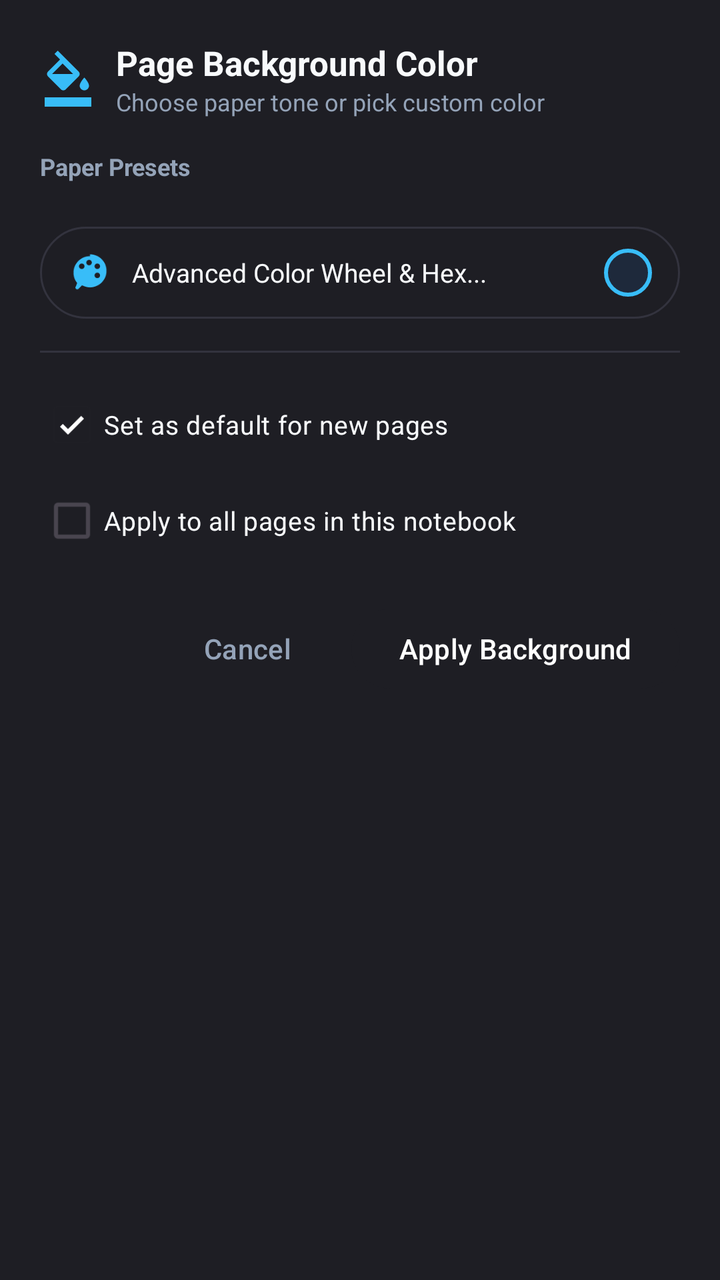
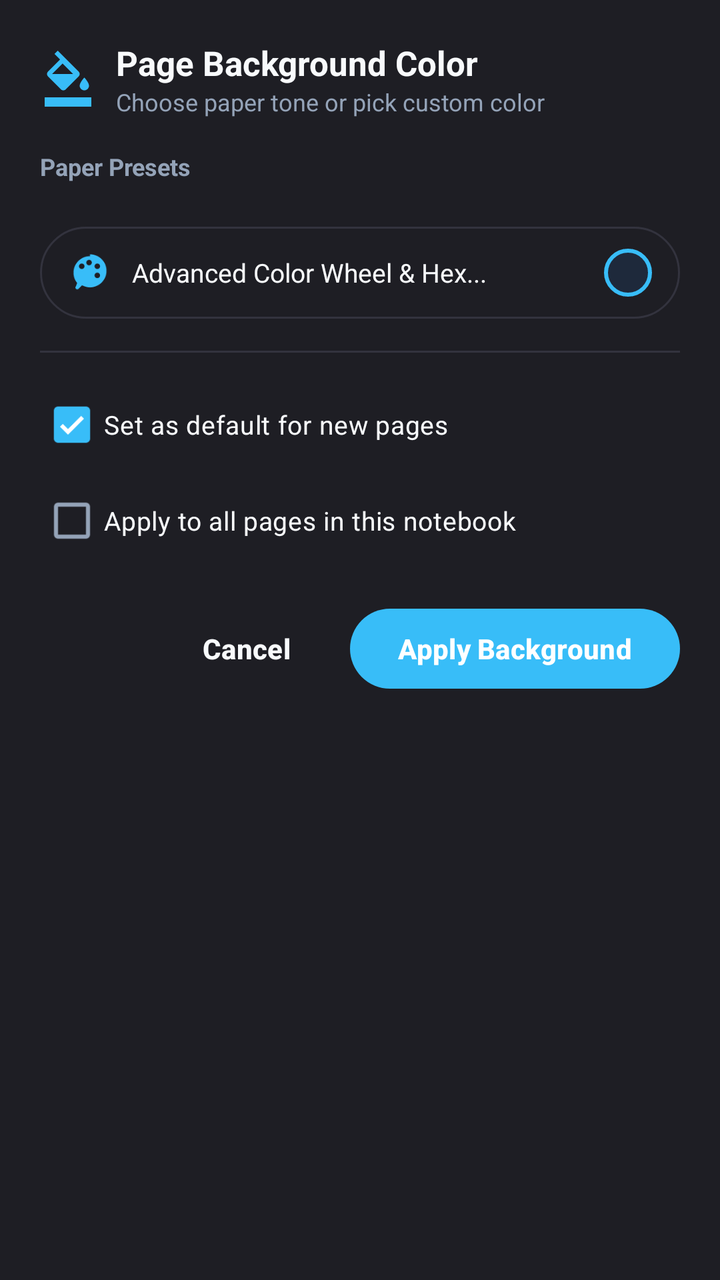

An Android layout rendered at two revisions. The XML below is the earlier revision; the diff shows what the commit changed to produce the second picture.
<!-- AndroidManifest.xml: application theme Theme.OpenNotes -->
<!-- res/layout/dialog_page_color_selector.xml -->
<?xml version="1.0" encoding="utf-8"?>
<LinearLayout xmlns:android="http://schemas.android.com/apk/res/android"
    xmlns:app="http://schemas.android.com/apk/res-auto"
    android:layout_width="match_parent"
    android:layout_height="wrap_content"
    android:background="@color/surface"
    android:orientation="vertical"
    android:padding="20dp">

    
    <LinearLayout
        android:layout_width="match_parent"
        android:layout_height="wrap_content"
        android:gravity="center_vertical"
        android:orientation="horizontal"
        android:layout_marginBottom="16dp">

        <ImageView
            android:layout_width="28dp"
            android:layout_height="28dp"
            android:src="@drawable/ic_page_color"
            app:tint="@color/accent"
            android:layout_marginEnd="10dp" />

        <LinearLayout
            android:layout_width="0dp"
            android:layout_height="wrap_content"
            android:layout_weight="1"
            android:orientation="vertical">

            <TextView
                android:layout_width="wrap_content"
                android:layout_height="wrap_content"
                android:text="Page Background Color"
                android:textColor="@color/text_primary"
                android:textSize="17sp"
                android:textStyle="bold" />

            <TextView
                android:layout_width="wrap_content"
                android:layout_height="wrap_content"
                android:text="Choose paper tone or pick custom color"
                android:textColor="@color/text_secondary"
                android:textSize="12sp" />
        </LinearLayout>
    </LinearLayout>

    
    <TextView
        android:layout_width="wrap_content"
        android:layout_height="wrap_content"
        android:text="Paper Presets"
        android:textColor="@color/text_secondary"
        android:textSize="12sp"
        android:textStyle="bold"
        android:layout_marginBottom="8dp" />

    <HorizontalScrollView
        android:layout_width="match_parent"
        android:layout_height="wrap_content"
        android:scrollbars="none"
        android:layout_marginBottom="14dp">

        <LinearLayout
            android:id="@+id/layoutColorPresets"
            android:layout_width="wrap_content"
            android:layout_height="wrap_content"
            android:orientation="horizontal"
            android:gravity="center_vertical">
            
        </LinearLayout>
    </HorizontalScrollView>

    
    <LinearLayout
        android:id="@+id/btnOpenCustomColorPicker"
        android:layout_width="match_parent"
        android:layout_height="46dp"
        android:orientation="horizontal"
        android:gravity="center_vertical"
        android:paddingHorizontal="14dp"
        android:background="@drawable/bg_floating_pill"
        android:layout_marginBottom="16dp"
        android:clickable="true"
        android:focusable="true">

        <ImageView
            android:layout_width="22dp"
            android:layout_height="22dp"
            android:src="@drawable/ic_palette"
            app:tint="@color/accent" />

        <TextView
            android:layout_width="0dp"
            android:layout_height="wrap_content"
            android:layout_weight="1"
            android:layout_marginStart="10dp"
            android:text="Advanced Color Wheel &amp; Hex..."
            android:textColor="@color/text_primary"
            android:textSize="13sp" />

        <View
            android:id="@+id/previewSelectedBgColor"
            android:layout_width="24dp"
            android:layout_height="24dp"
            android:background="@drawable/bg_tool_button_active" />
    </LinearLayout>

    <View
        android:layout_width="match_parent"
        android:layout_height="1dp"
        android:background="@color/divider"
        android:layout_marginBottom="12dp" />

    
    <com.google.android.material.checkbox.MaterialCheckBox
        android:id="@+id/checkSetAsNotebookDefault"
        android:layout_width="match_parent"
        android:layout_height="wrap_content"
        android:text="Set as default for new pages"
        android:textColor="@color/text_primary"
        android:textSize="13sp"
        android:checked="true" />

    
    <com.google.android.material.checkbox.MaterialCheckBox
        android:id="@+id/checkApplyToAllPages"
        android:layout_width="match_parent"
        android:layout_height="wrap_content"
        android:text="Apply to all pages in this notebook"
        android:textColor="@color/text_primary"
        android:textSize="13sp"
        android:checked="false"
        android:layout_marginBottom="16dp" />

    
    <LinearLayout
        android:layout_width="match_parent"
        android:layout_height="wrap_content"
        android:gravity="end"
        android:orientation="horizontal">

        <Button
            android:id="@+id/btnCancelColorDialog"
            style="@style/Widget.Material3.Button.TextButton"
            android:layout_width="wrap_content"
            android:layout_height="wrap_content"
            android:text="Cancel"
            android:textColor="@color/text_secondary" />

        <Button
            android:id="@+id/btnApplyColorDialog"
            style="@style/Widget.Material3.Button"
            android:layout_width="wrap_content"
            android:layout_height="wrap_content"
            android:layout_marginStart="8dp"
            android:text="Apply Background" />
    </LinearLayout>

</LinearLayout>
<!-- resources referenced by this layout -->
<resources>
  <color name="accent">#38BDF8</color>
  <color name="divider">#33333E</color>
  <color name="surface">#1E1E24</color>
  <color name="text_primary">#F8FAFC</color>
  <color name="text_secondary">#94A3B8</color>
  <style name="Theme.OpenNotes" parent="Theme.Material3.DayNight.NoActionBar">
          
          <item name="colorPrimary">@color/primary</item>
          <item name="colorOnPrimary">#FFFFFF</item>
          <item name="colorPrimaryContainer">@color/surface_variant</item>
          <item name="colorOnPrimaryContainer">@color/text_primary</item>
  
          
          <item name="colorSecondary">@color/accent</item>
          <item name="colorOnSecondary">#FFFFFF</item>
          <item name="colorSecondaryContainer">@color/accent_light</item>
          <item name="colorOnSecondaryContainer">@color/primary_dark</item>
  
          
          <item name="android:statusBarColor">@color/surface</item>
          <item name="android:windowLightStatusBar">true</item>
          <item name="android:navigationBarColor">@color/surface</item>
          <item name="android:windowLightNavigationBar">true</item>
  
          <item name="android:windowBackground">@color/window_background</item>
      </style>
  <color name="accent_light">#1E293B</color>
  <color name="primary">#1E1E24</color>
  <color name="surface_variant">#2A2A32</color>
  <color name="primary_dark">#121214</color>
  <color name="window_background">#121214</color>
  <!-- unchanged entries left out for length: 4 -->
</resources>

<!-- the commit's change to res/layout/dialog_page_color_selector.xml (unified diff, before → after) -->
@@ -146,7 +146,8 @@
             android:layout_width="wrap_content"
             android:layout_height="wrap_content"
             android:text="Cancel"
-            android:textColor="@color/text_secondary" />
+            android:textStyle="bold"
+            android:textColor="@color/text_primary" />
 
         <Button
             android:id="@+id/btnApplyColorDialog"
@@ -154,7 +155,10 @@
             android:layout_width="wrap_content"
             android:layout_height="wrap_content"
             android:layout_marginStart="8dp"
-            android:text="Apply Background" />
+            android:text="Apply Background"
+            android:textStyle="bold"
+            android:textColor="#FFFFFF"
+            app:backgroundTint="@color/accent" />
     </LinearLayout>
 
 </LinearLayout>
<!-- resource entries referenced after the edit -->
@@ -7,30 +7,72 @@
   <color name="text_secondary">#94A3B8</color>
   <style name="Theme.OpenNotes" parent="Theme.Material3.DayNight.NoActionBar">
           
-          <item name="colorPrimary">@color/primary</item>
+          <item name="colorPrimary">@color/accent</item>
           <item name="colorOnPrimary">#FFFFFF</item>
-          <item name="colorPrimaryContainer">@color/surface_variant</item>
-          <item name="colorOnPrimaryContainer">@color/text_primary</item>
+          <item name="colorPrimaryContainer">@color/accent_light</item>
+          <item name="colorOnPrimaryContainer">@color/accent</item>
   
           
-          <item name="colorSecondary">@color/accent</item>
+          <item name="colorSecondary">@color/accent_blue</item>
           <item name="colorOnSecondary">#FFFFFF</item>
-          <item name="colorSecondaryContainer">@color/accent_light</item>
-          <item name="colorOnSecondaryContainer">@color/primary_dark</item>
+          <item name="colorSecondaryContainer">@color/surface_variant</item>
+          <item name="colorOnSecondaryContainer">@color/text_primary</item>
+  
+          
+          <item name="android:windowBackground">@color/window_background</item>
+          <item name="colorSurface">@color/surface</item>
+          <item name="colorOnSurface">@color/text_primary</item>
+          <item name="colorSurfaceVariant">@color/surface_variant</item>
+          <item name="colorOnSurfaceVariant">@color/text_secondary</item>
+          <item name="colorOutline">@color/divider</item>
+  
+          
+          <item name="materialAlertDialogTheme">@style/ThemeOverlay.OpenNotes.MaterialAlertDialog</item>
+          <item name="alertDialogTheme">@style/ThemeOverlay.OpenNotes.MaterialAlertDialog</item>
   
           
           <item name="android:statusBarColor">@color/surface</item>
-          <item name="android:windowLightStatusBar">true</item>
+          <item name="android:windowLightStatusBar">false</item>
           <item name="android:navigationBarColor">@color/surface</item>
-          <item name="android:windowLightNavigationBar">true</item>
-  
-          <item name="android:windowBackground">@color/window_background</item>
+          <item name="android:windowLightNavigationBar">false</item>
       </style>
   <color name="accent_light">#1E293B</color>
-  <color name="primary">#1E1E24</color>
+  <color name="accent_blue">#3B82F6</color>
   <color name="surface_variant">#2A2A32</color>
-  <color name="primary_dark">#121214</color>
   <color name="window_background">#121214</color>
+  <style name="ThemeOverlay.OpenNotes.MaterialAlertDialog" parent="ThemeOverlay.Material3.MaterialAlertDialog">
+          <item name="colorSurface">@color/surface_card</item>
+          <item name="colorOnSurface">@color/text_primary</item>
+          <item name="colorOnSurfaceVariant">@color/text_secondary</item>
+          <item name="colorPrimary">@color/accent</item>
+          <item name="colorOnPrimary">#FFFFFF</item>
+  
+          
+          <item name="buttonBarPositiveButtonStyle">@style/Widget.OpenNotes.DialogButton.Positive</item>
+          <item name="buttonBarNegativeButtonStyle">@style/Widget.OpenNotes.DialogButton.Negative</item>
+          <item name="buttonBarNeutralButtonStyle">@style/Widget.OpenNotes.DialogButton.Neutral</item>
+          <item name="android:buttonBarPositiveButtonStyle">@style/Widget.OpenNotes.DialogButton.Positive</item>
+          <item name="android:buttonBarNegativeButtonStyle">@style/Widget.OpenNotes.DialogButton.Negative</item>
+          <item name="android:buttonBarNeutralButtonStyle">@style/Widget.OpenNotes.DialogButton.Neutral</item>
+      </style>
+  <color name="surface_card">#24242B</color>
+  <style name="Widget.OpenNotes.DialogButton.Positive" parent="Widget.Material3.Button.TextButton.Dialog">
+          <item name="android:textColor">@color/accent</item>
+          <item name="android:textStyle">bold</item>
+          <item name="android:textSize">14sp</item>
+          <item name="android:textAllCaps">false</item>
+      </style>
+  <style name="Widget.OpenNotes.DialogButton.Negative" parent="Widget.Material3.Button.TextButton.Dialog">
+          <item name="android:textColor">@color/text_primary</item>
+          <item name="android:textStyle">bold</item>
+          <item name="android:textSize">14sp</item>
+          <item name="android:textAllCaps">false</item>
+      </style>
+  <style name="Widget.OpenNotes.DialogButton.Neutral" parent="Widget.Material3.Button.TextButton.Dialog">
+          <item name="android:textColor">@color/text_secondary</item>
+          <item name="android:textSize">14sp</item>
+          <item name="android:textAllCaps">false</item>
+      </style>
   <!-- unchanged entries left out for length: 4 -->
 </resources>
 
